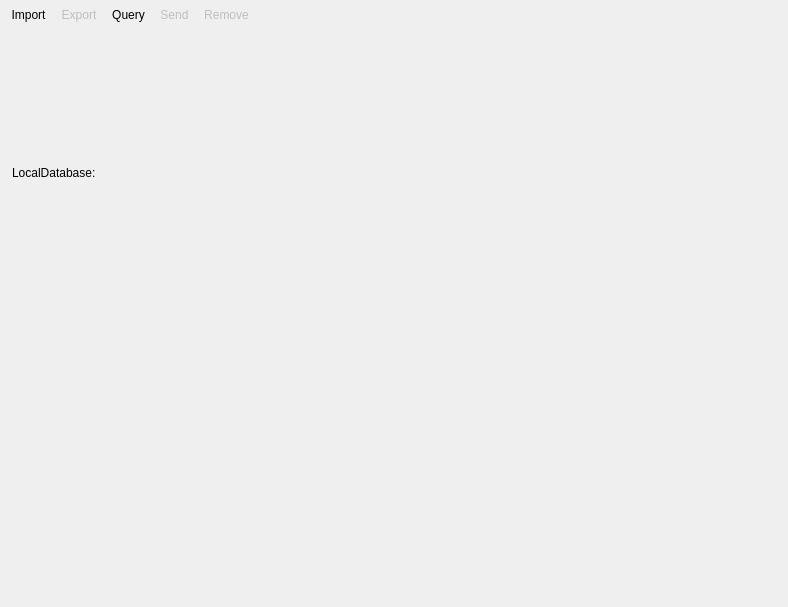
Old version of the form Libs/DICOM/Widgets/Resources/UI/ctkDICOMBrowser.ui in the repository commontk/CTK.
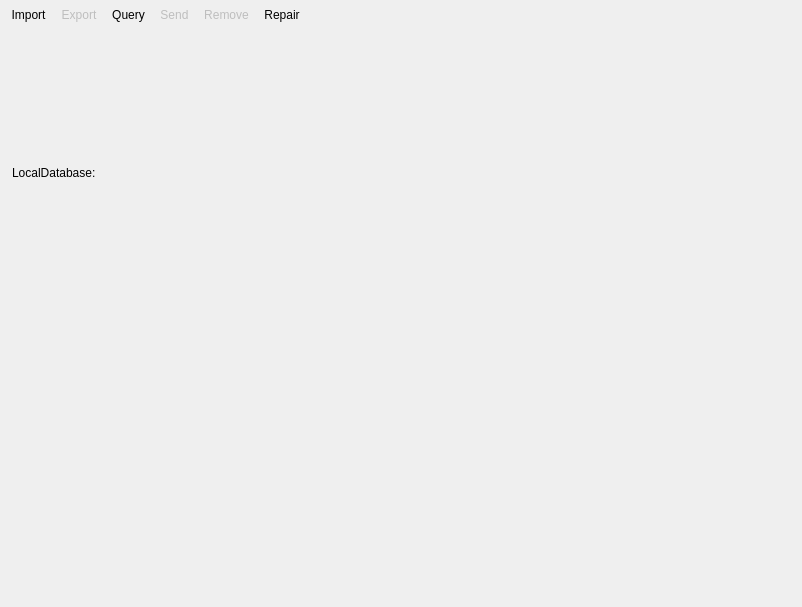
New version of the form. Custom widgets are drawn as their Qt base class.

Commit message: Added an action for repairing the dicom database by removing the series which correspond to the files with invalid path

Patch:
```diff
--- a/Libs/DICOM/Widgets/Resources/UI/ctkDICOMBrowser.ui
+++ b/Libs/DICOM/Widgets/Resources/UI/ctkDICOMBrowser.ui
@@ -6,7 +6,7 @@
    <rect>
     <x>0</x>
     <y>0</y>
-    <width>788</width>
+    <width>802</width>
     <height>607</height>
    </rect>
   </property>
@@ -45,6 +45,7 @@
      <addaction name="ActionQuery"/>
      <addaction name="ActionSend"/>
      <addaction name="ActionRemove"/>
+     <addaction name="ActionRepair"/>
     </widget>
    </item>
    <item>
@@ -173,6 +174,17 @@
     <string>Remove from database</string>
    </property>
   </action>
+  <action name="ActionRepair">
+   <property name="enabled">
+    <bool>true</bool>
+   </property>
+   <property name="text">
+    <string>Repair</string>
+   </property>
+   <property name="toolTip">
+    <string>Check whether all the files associated with images in the local Database are available on the disk.</string>
+   </property>
+  </action>
  </widget>
  <customwidgets>
   <customwidget>
```
Left out of the diff: 16 changed lines with no effect on the pictures. The commit also changes 4 other files.
